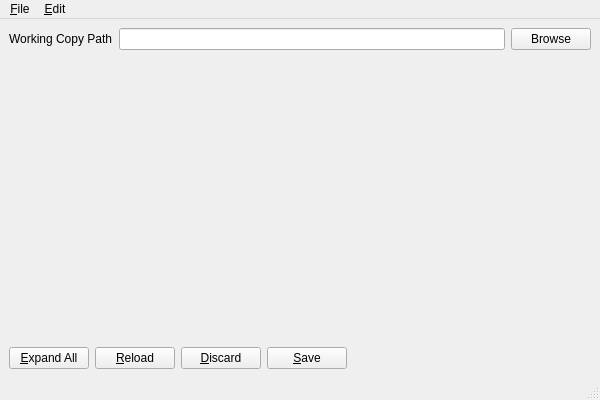
First picture: the form in forms/MainWindow.ui, repository feddischson/svn-external-disposer, before the edit.
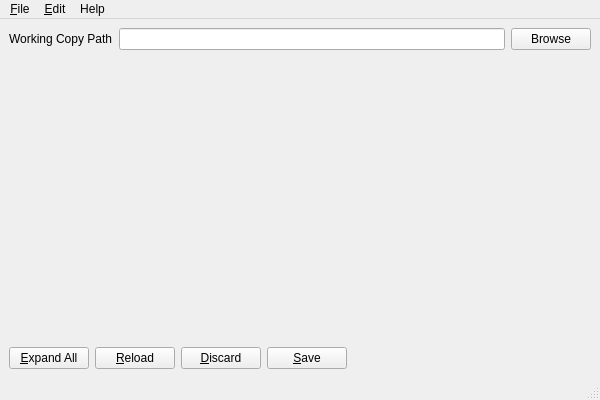
Second picture: the form after the edit.

Commit message: Adds an about dialog

Diff of the .ui file:
```diff
--- a/forms/MainWindow.ui
+++ b/forms/MainWindow.ui
@@ -111,8 +111,14 @@
      <string>&amp;File</string>
     </property>
    </widget>
+   <widget class="QMenu" name="help_M">
+    <property name="title">
+     <string>Help</string>
+    </property>
+   </widget>
    <addaction name="file_M"/>
    <addaction name="edit_M"/>
+   <addaction name="help_M"/>
   </widget>
   <widget class="QStatusBar" name="statusbar"/>
  </widget>
```
Left out of the diff: 5 changed lines with no effect on the pictures. The commit also changes 3 other files.
